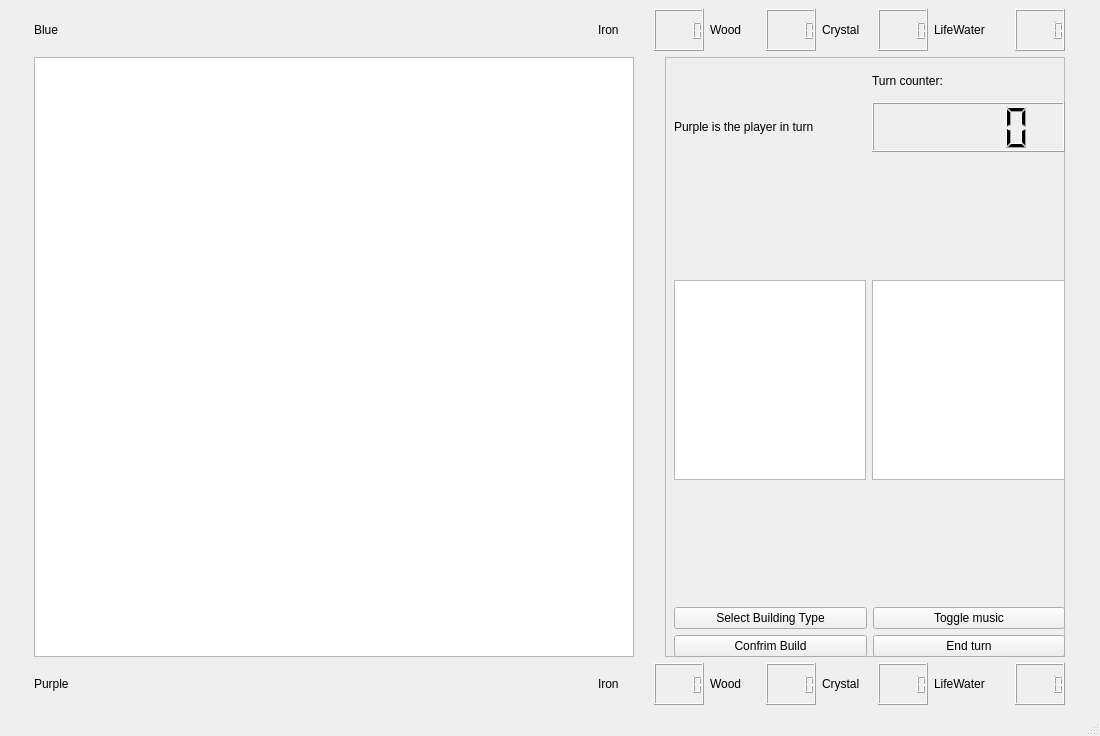
Old version of the form Game/mapwindow.ui in the repository Kujanenj/ohjelmointi3.
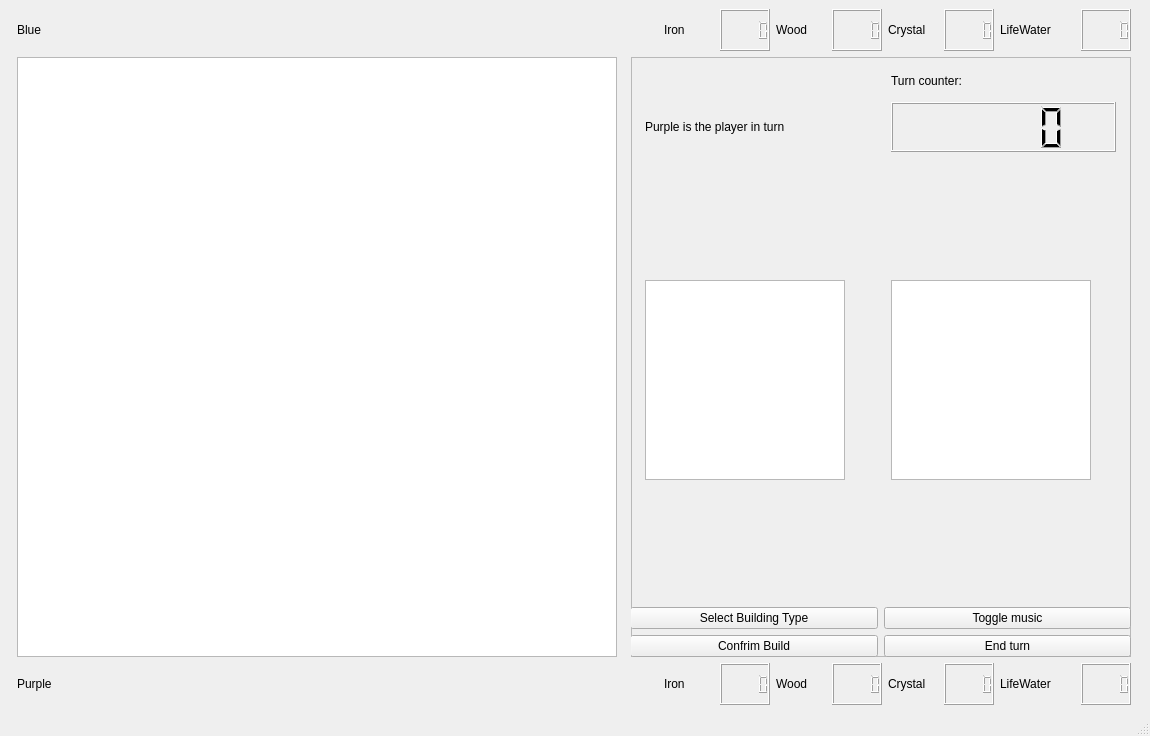
New version of the form.

The edit to the form file:
```diff
--- a/Game/mapwindow.ui
+++ b/Game/mapwindow.ui
@@ -6,7 +6,7 @@
    <rect>
     <x>0</x>
     <y>0</y>
-    <width>1100</width>
+    <width>1150</width>
     <height>736</height>
    </rect>
   </property>
@@ -18,7 +18,7 @@
   </property>
   <property name="maximumSize">
    <size>
-    <width>1100</width>
+    <width>1150</width>
     <height>736</height>
    </size>
   </property>
@@ -275,13 +275,13 @@
      <widget class="QFrame" name="frame">
       <property name="minimumSize">
        <size>
-        <width>400</width>
+        <width>425</width>
         <height>0</height>
        </size>
       </property>
       <property name="maximumSize">
        <size>
-        <width>300</width>
+        <width>500</width>
         <height>16777215</height>
        </size>
       </property>
@@ -294,9 +294,9 @@
       <widget class="QWidget" name="verticalLayoutWidget">
        <property name="geometry">
         <rect>
-         <x>9</x>
+         <x>-1</x>
          <y>9</y>
-         <width>391</width>
+         <width>501</width>
          <height>591</height>
         </rect>
        </property>
@@ -355,9 +355,15 @@
           </item>
           <item row="4" column="0">
            <widget class="QLabel" name="DescriptionLabel">
+            <property name="minimumSize">
+             <size>
+              <width>225</width>
+              <height>0</height>
+             </size>
+            </property>
             <property name="maximumSize">
              <size>
-              <width>200</width>
+              <width>250</width>
               <height>16777215</height>
              </size>
             </property>
@@ -368,9 +374,15 @@
           </item>
           <item row="4" column="1">
            <widget class="QLabel" name="DescriptionLabelRight">
+            <property name="minimumSize">
+             <size>
+              <width>225</width>
+              <height>0</height>
+             </size>
+            </property>
             <property name="maximumSize">
              <size>
-              <width>200</width>
+              <width>250</width>
               <height>16777215</height>
              </size>
             </property>
```
Left out of the diff: 48 changed lines with no effect on the pictures.
